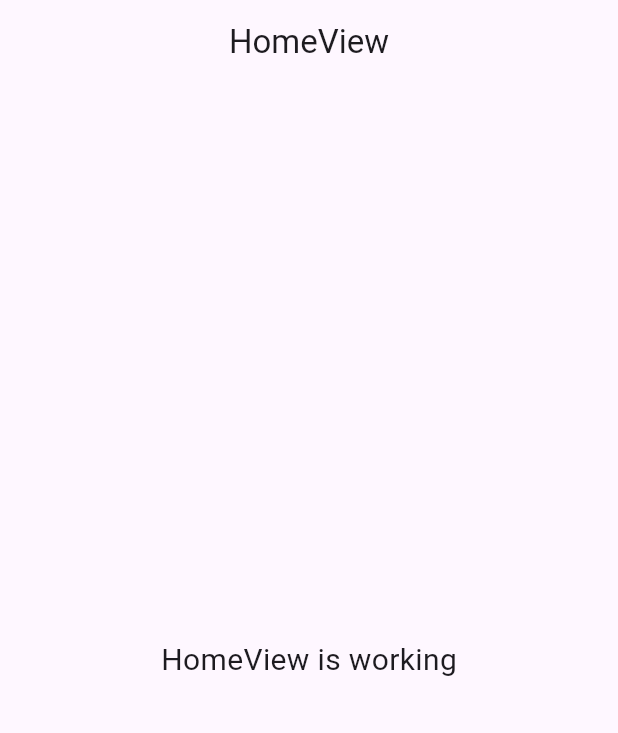
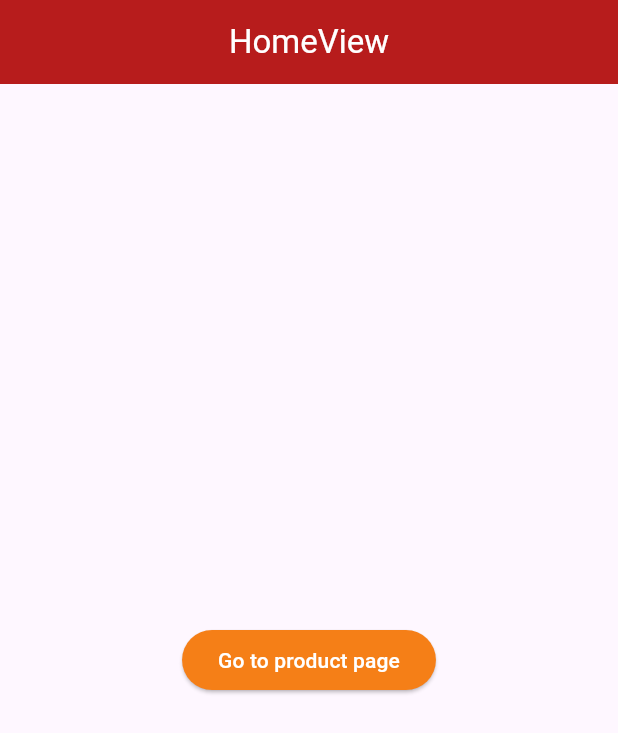
Before and after one commit to iqbalsuwandi20/belajar-flutter-get-cli, a Flutter app: the screen it shows after launch, on a phone screen of 412 x 824 dp. Shown: the top 733 px of the screen. Run offline on Flutter 3.47's test engine with Material 3 defaults, Android fonts, the phone set to English and light mode, and no system bars; our stand-ins replace get.

Commit message:
create page

```diff
--- a/lib/app/modules/home/views/home_view.dart
+++ b/lib/app/modules/home/views/home_view.dart
@@ -1,6 +1,7 @@
 import 'package:flutter/material.dart';
 
 import 'package:get/get.dart';
+import 'package:learning_getcli/app/routes/app_pages.dart';
 
 import '../controllers/home_controller.dart';
 
@@ -10,14 +11,24 @@
   Widget build(BuildContext context) {
     return Scaffold(
       appBar: AppBar(
-        title: const Text('HomeView'),
+        backgroundColor: Colors.red[900],
+        title: const Text(
+          'HomeView',
+          style: TextStyle(color: Colors.white),
+        ),
         centerTitle: true,
       ),
-      body: const Center(
-        child: Text(
-          'HomeView is working',
-          style: TextStyle(fontSize: 20),
-        ),
+      body: Center(
+        child: ElevatedButton(
+            style:
+                ElevatedButton.styleFrom(backgroundColor: Colors.yellow[900]),
+            onPressed: () {
+              Get.toNamed(Routes.PRODUCTS);
+            },
+            child: const Text(
+              "Go to product page",
+              style: TextStyle(color: Colors.white),
+            )),
       ),
     );
   }
--- a/lib/app/routes/app_pages.dart
+++ b/lib/app/routes/app_pages.dart
@@ -1,7 +1,11 @@
 import 'package:get/get.dart';
 
+import '../modules/add_product/bindings/add_product_binding.dart';
+import '../modules/add_product/views/add_product_view.dart';
 import '../modules/home/bindings/home_binding.dart';
 import '../modules/home/views/home_view.dart';
+import '../modules/products/bindings/products_binding.dart';
+import '../modules/products/views/products_view.dart';
 
 part 'app_routes.dart';
 
@@ -16,5 +20,15 @@
       page: () => const HomeView(),
       binding: HomeBinding(),
     ),
+    GetPage(
+      name: _Paths.PRODUCTS,
+      page: () => const ProductsView(),
+      binding: ProductsBinding(),
+    ),
+    GetPage(
+      name: _Paths.ADD_PRODUCT,
+      page: () => AddProductView(),
+      binding: AddProductBinding(),
+    ),
   ];
 }
--- a/lib/app/routes/app_routes.dart
+++ b/lib/app/routes/app_routes.dart
@@ -4,9 +4,13 @@
 abstract class Routes {
   Routes._();
   static const HOME = _Paths.HOME;
+  static const PRODUCTS = _Paths.PRODUCTS;
+  static const ADD_PRODUCT = _Paths.ADD_PRODUCT;
 }
 
 abstract class _Paths {
   _Paths._();
   static const HOME = '/home';
+  static const PRODUCTS = '/products';
+  static const ADD_PRODUCT = '/add-product';
 }
```
Also changed, not shown: lib/app/modules/add_product/bindings/add_product_binding.dart (added, +12 -0 lines), lib/app/modules/add_product/controllers/add_product_controller.dart (added, +7 -0 lines), lib/app/modules/add_product/views/add_product_view.dart (added, +63 -0 lines), lib/app/modules/products/bindings/products_binding.dart (added, +12 -0 lines), lib/app/modules/products/controllers/products_controller.dart (added, +33 -0 lines), lib/app/modules/products/views/products_view.dart (added, +40 -0 lines).
